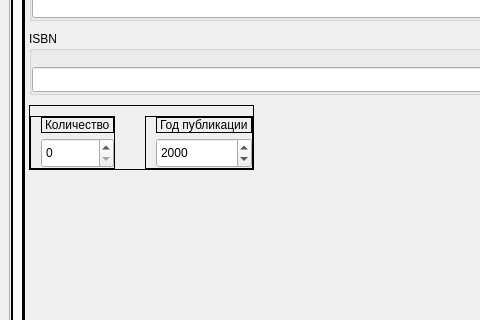
Old version of the form ui_file/interface.ui in the repository HiraiKaoTsi/diplom; both pictures show x 0 to 480 and y 226 to 546 of the 865 by 703 pixel window.
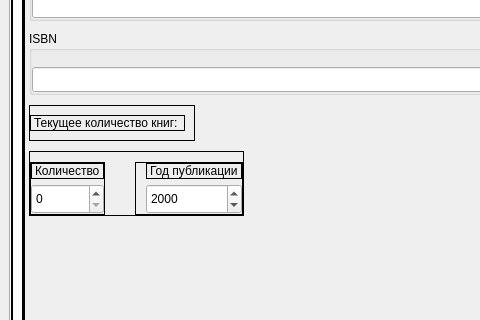
New version of the form. The open tabs and pages were chosen to show the change. Icons and pictures are not drawn.

```diff
--- a/ui_file/interface.ui
+++ b/ui_file/interface.ui
@@ -1053,8 +1053,8 @@
                 <rect>
                  <x>0</x>
                  <y>0</y>
-                 <width>81</width>
-                 <height>71</height>
+                 <width>87</width>
+                 <height>87</height>
                 </rect>
                </property>
                <attribute name="icon">
@@ -1090,8 +1090,8 @@
                     <rect>
                      <x>0</x>
                      <y>0</y>
-                     <width>247</width>
-                     <height>322</height>
+                     <width>805</width>
+                     <height>452</height>
                     </rect>
                    </property>
                    <layout class="QVBoxLayout" name="verticalLayout_22">
@@ -1239,6 +1239,40 @@
                       </layout>
                      </widget>
                     </item>
+                    <item>
+                     <widget class="QFrame" name="frame_fro_current_qu">
+                      <property name="sizePolicy">
+                       <sizepolicy hsizetype="Fixed" vsizetype="Fixed">
+                        <horstretch>0</horstretch>
+                        <verstretch>0</verstretch>
+                       </sizepolicy>
+                      </property>
+                      <property name="frameShape">
+                       <enum>QFrame::StyledPanel</enum>
+                      </property>
+                      <property name="frameShadow">
+                       <enum>QFrame::Raised</enum>
+                      </property>
+                      <layout class="QHBoxLayout" name="horizontalLayout_16">
+                       <property name="leftMargin">
+                        <number>0</number>
+                       </property>
+                       <item>
+                        <widget class="QLabel" name="label_current_quantity">
+                         <property name="sizePolicy">
+                          <sizepolicy hsizetype="Fixed" vsizetype="Fixed">
+                           <horstretch>0</horstretch>
+                           <verstretch>0</verstretch>
+                          </sizepolicy>
+                         </property>
+                         <property name="text">
+                          <string>Текущее количество книг: </string>
+                         </property>
+                        </widget>
+                       </item>
+                      </layout>
+                     </widget>
+                    </item>
                     <item alignment="Qt::AlignLeft">
                      <widget class="QFrame" name="frame_spec_info">
                       <property name="sizePolicy">
@@ -1288,7 +1322,7 @@
                            <number>5</number>
                           </property>
                           <property name="leftMargin">
-                           <number>10</number>
+                           <number>0</number>
                           </property>
                           <property name="topMargin">
                            <number>0</number>
```
Left out of the diff: 89 changed lines with no effect on the pictures.
